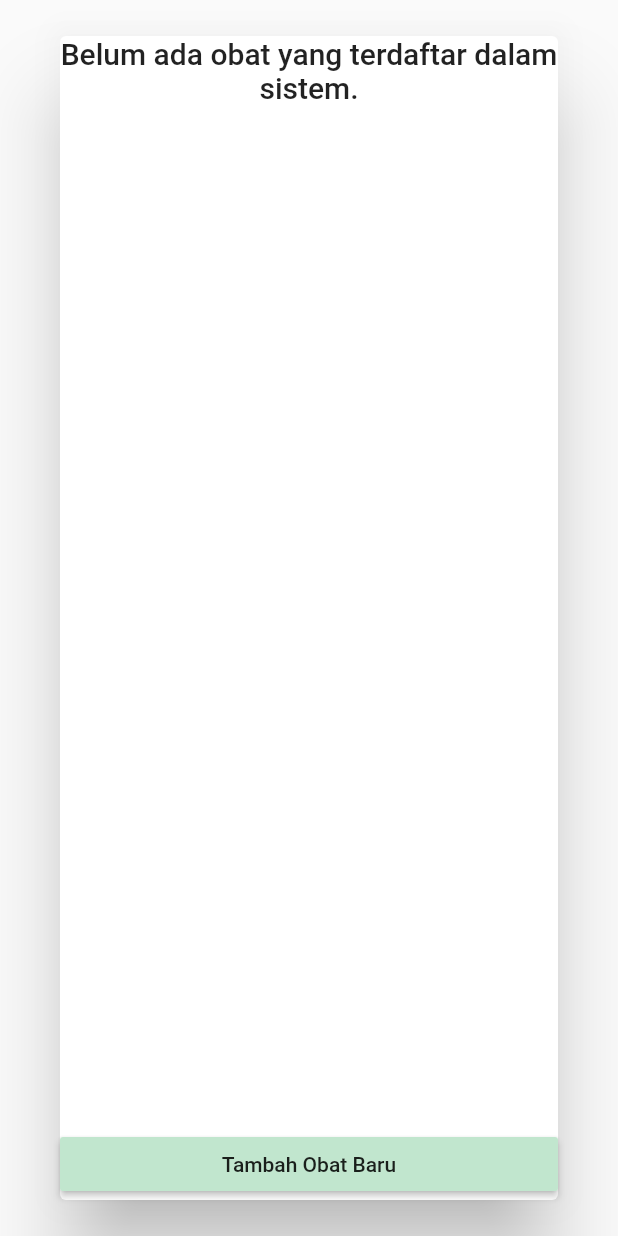
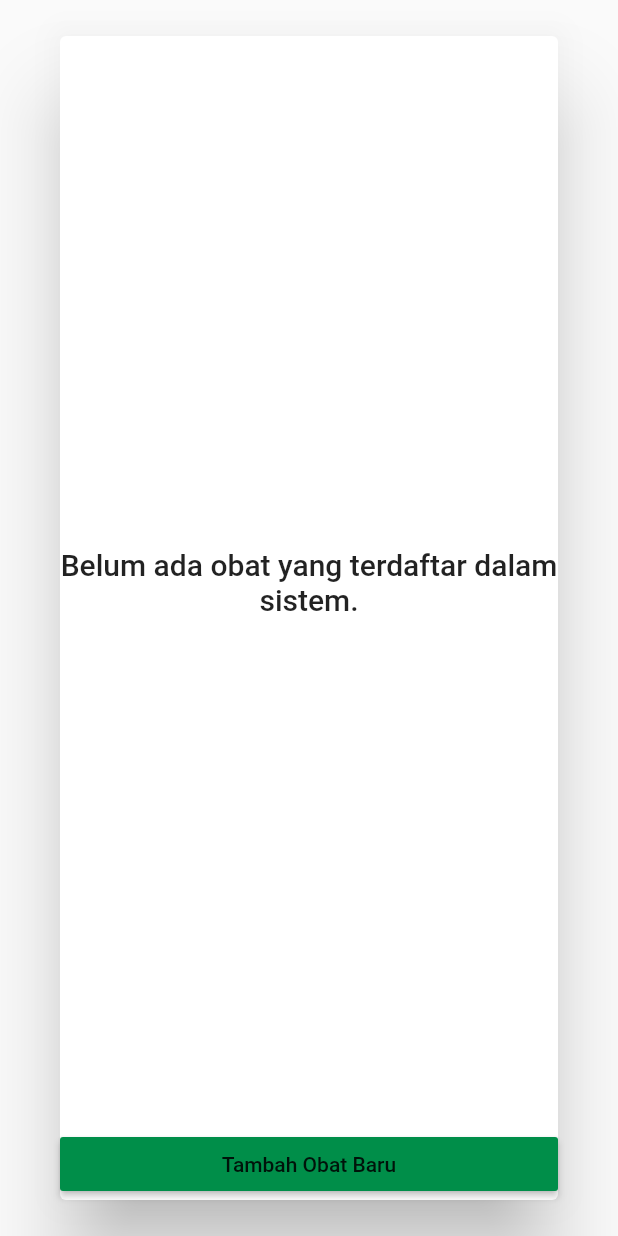
Before and after one commit to albertusdev/tuberculos-app, a Flutter app: the ApotekerChooseObatDialog widget shown alone on an empty page, opened directly, on a phone screen of 412 x 824 dp. Run offline on Flutter 3.47's test engine with Material 2 defaults, Android fonts, the phone set to English and light mode, and no system bars; our stand-ins replace cloud_firestore, firebase_auth, firebase_storage, flutter_redux, google_sign_in, image_picker and 1 more; missing offline and left inert: flutter_one_signal, redux_persist, redux_persist_flutter; accounts and stored records are empty.

Commit message:
Improve ChooseObatDialog UI

```diff
--- a/lib/screens/apoteker_screens/apoteker_choose_obat_dialog.dart
+++ b/lib/screens/apoteker_screens/apoteker_choose_obat_dialog.dart
@@ -3,7 +3,6 @@ import "package:flutter/material.dart";
 import 'package:tuberculos/models/obat.dart';
 import "package:tuberculos/services/api.dart";
 import 'package:tuberculos/widgets/full_width_widget.dart';
-
 
 class ApotekerChooseObatDialog extends StatelessWidget {
   final CollectionReference obatCollectionReference;
@@ -12,7 +11,8 @@ class ApotekerChooseObatDialog extends StatelessWidget {
 
   Widget _buildStreams() {
     return new StreamBuilder<QuerySnapshot>(
-        stream: (obatCollectionReference ?? getObatCollectionReference()).snapshots(),
+        stream: (obatCollectionReference ?? getObatCollectionReference())
+            .snapshots(),
         builder: (BuildContext context, AsyncSnapshot<QuerySnapshot> snapshot) {
           if (!snapshot.hasData) {
             return new Center(child: new Text('Loading...'));
@@ -33,7 +33,8 @@ class ApotekerChooseObatDialog extends StatelessWidget {
                           ? new NetworkImage(obat.photoUrl)
                           : null,
                     ),
-                    subtitle: new Text(obat.description ?? '<No message retrieved>'),
+                    subtitle:
+                        new Text(obat.description ?? '<No message retrieved>'),
                     title: new Text(obat.name),
                     onTap: () {
                       Navigator.pop(context, obat);
@@ -42,10 +43,12 @@ class ApotekerChooseObatDialog extends StatelessWidget {
             );
           }
           return new Center(
+            child: new Container(
               child: new Text(
                 "Belum ada obat yang terdaftar dalam sistem.",
                 textAlign: TextAlign.center,
                 style: Theme.of(context).textTheme.title,
+              ),
             ),
           );
         });
@@ -55,19 +58,25 @@ class ApotekerChooseObatDialog extends StatelessWidget {
   Widget build(BuildContext context) {
     return new Dialog(
       child: new Column(
-          mainAxisAlignment: MainAxisAlignment.spaceBetween,
         children: <Widget>[
-            _buildStreams(),
-            new FullWidthWidget(
+          new Expanded(
+            child: _buildStreams()
+          ),
+          new Container(
+            alignment: Alignment.bottomCenter,
+            child: new FullWidthWidget(
                 child: new RaisedButton(
-                    color: Theme.of(context).primaryColorLight,
+              color: Theme.of(context).primaryColorDark,
               child: new Text("Tambah Obat Baru"),
               onPressed: () {
                 Navigator.of(context).push(new MaterialPageRoute(
                       builder: (_) => new ApotekerCreateObatScreen(),
                     ));
-                    }))
-          ]),
+              },
+            )),
+          ),
+        ],
+      ),
     );
   }
 }
@@ -87,10 +96,7 @@ class _ApotekerCreateObatScreenState extends State<ApotekerCreateObatScreen> {
           style: new TextStyle(letterSpacing: 1.0),
         )),
         body: new Column(
-        children: <Widget>[
-
-        ],
-      )
-    );
+          children: <Widget>[],
+        ));
   }
 }
```
Lines whose indentation alone changed are shown as unchanged.
